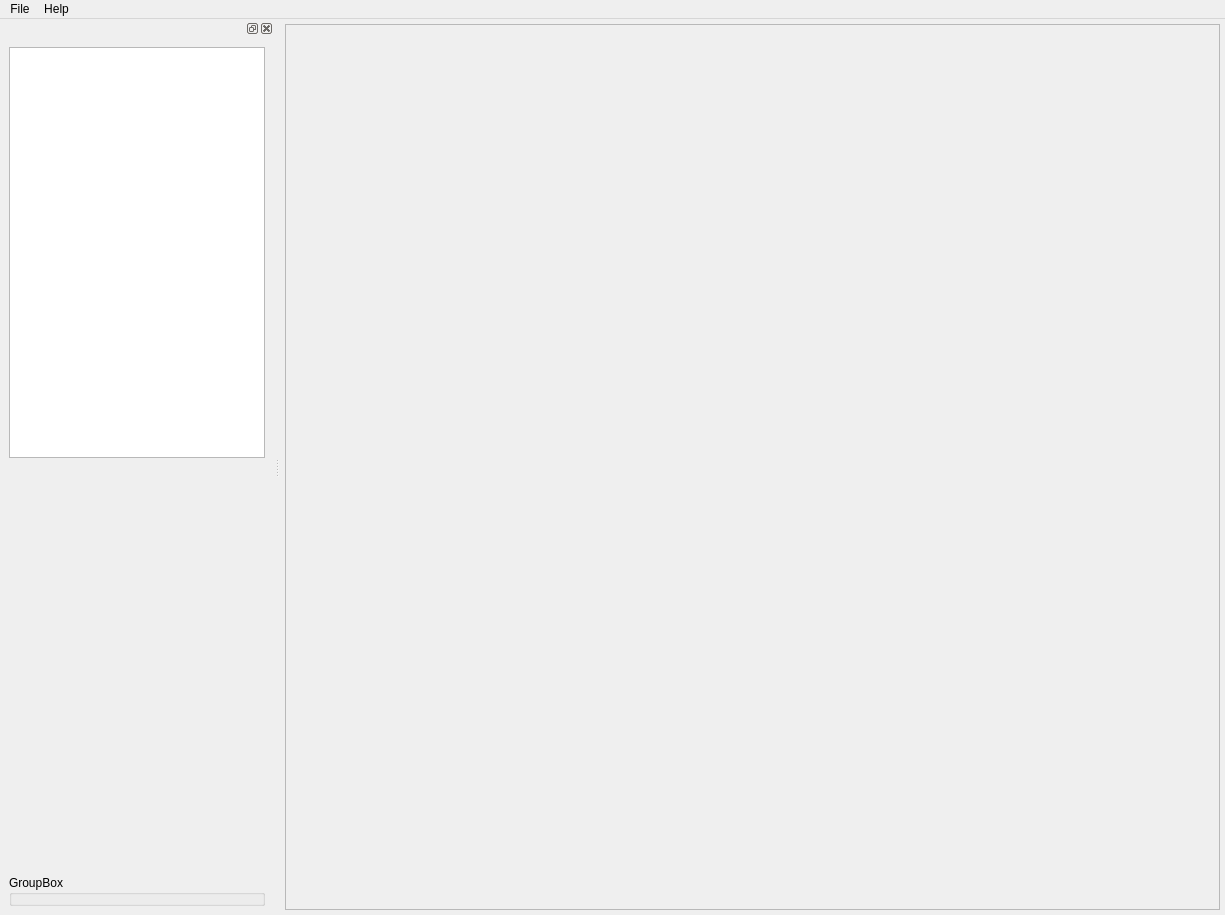
Above: src/gui/main_3d_window.ui from Trailblaze-Software/Blaze before the change. Below: the same form after it.
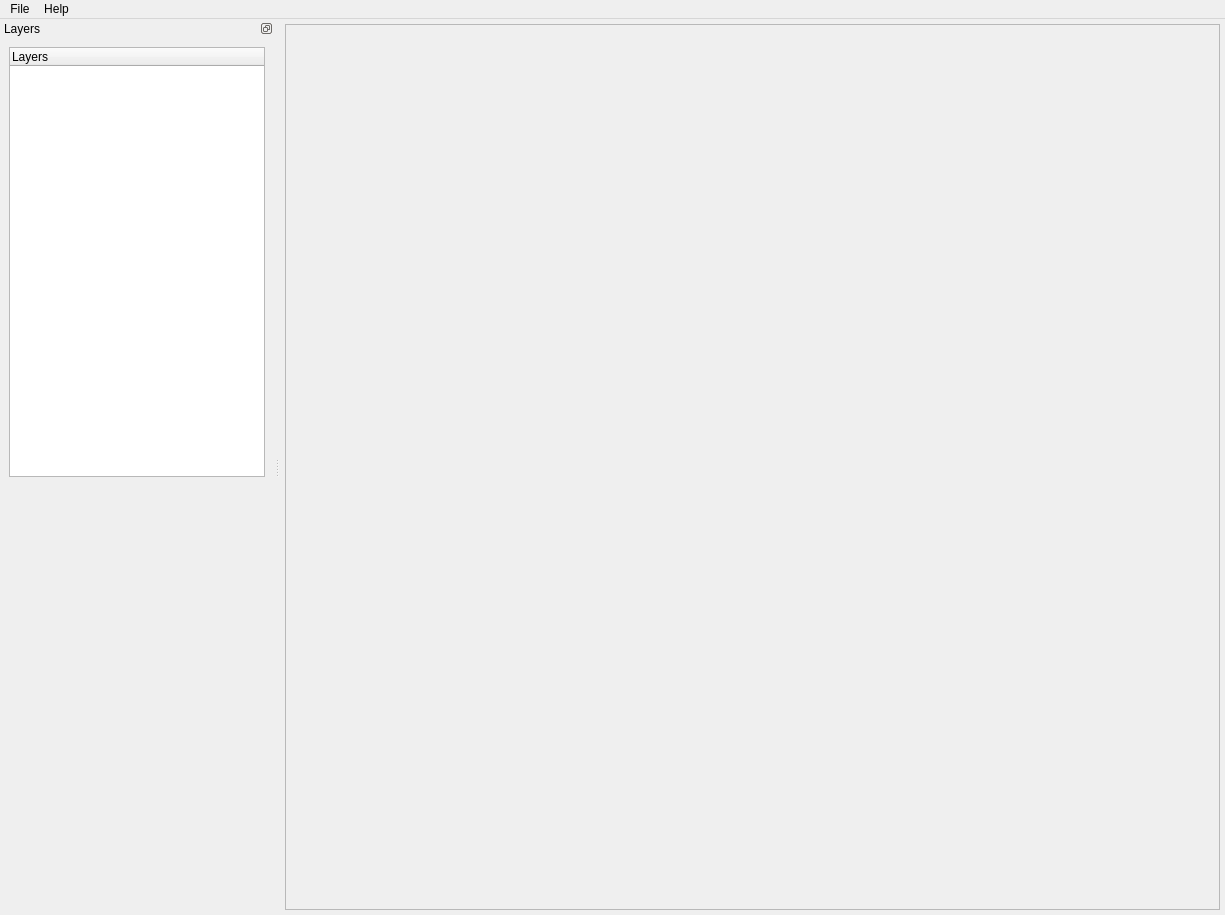
That is the form after the change. Icons and pictures are not drawn.

Patch:
```diff
--- a/src/gui/main_3d_window.ui
+++ b/src/gui/main_3d_window.ui
@@ -97,13 +97,31 @@
    <addaction name="menuHelp"/>
   </widget>
   <widget class="QDockWidget" name="dockWidget">
+   <property name="floating">
+    <bool>false</bool>
+   </property>
+   <property name="features">
+    <set>QDockWidget::DockWidgetFeature::DockWidgetFloatable|QDockWidget::DockWidgetFeature::DockWidgetMovable</set>
+   </property>
+   <property name="allowedAreas">
+    <set>Qt::DockWidgetArea::LeftDockWidgetArea|Qt::DockWidgetArea::RightDockWidgetArea</set>
+   </property>
+   <property name="windowTitle">
+    <string>Layers</string>
+   </property>
    <attribute name="dockWidgetArea">
     <number>1</number>
    </attribute>
    <widget class="QWidget" name="dockWidgetContents">
     <layout class="QVBoxLayout" name="verticalLayout">
      <item>
-      <widget class="QTreeView" name="treeView"/>
+      <widget class="QTreeWidget" name="treeWidget">
+       <column>
+        <property name="text">
+         <string>Layers</string>
+        </property>
+       </column>
+      </widget>
      </item>
      <item>
       <spacer name="verticalSpacer">
@@ -118,13 +136,6 @@
        </property>
       </spacer>
      </item>
-     <item>
-      <widget class="QGroupBox" name="groupBox">
-       <property name="title">
-        <string>GroupBox</string>
-       </property>
-      </widget>
-     </item>
     </layout>
    </widget>
   </widget>
```
Left out of the diff: 2 changed lines with no effect on the pictures.
